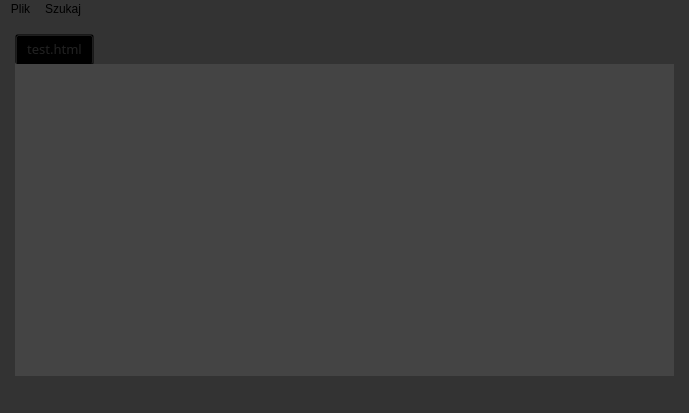
First picture: the form in textedit.ui, repository pierzchalatomasz/TextEdit, before the edit.
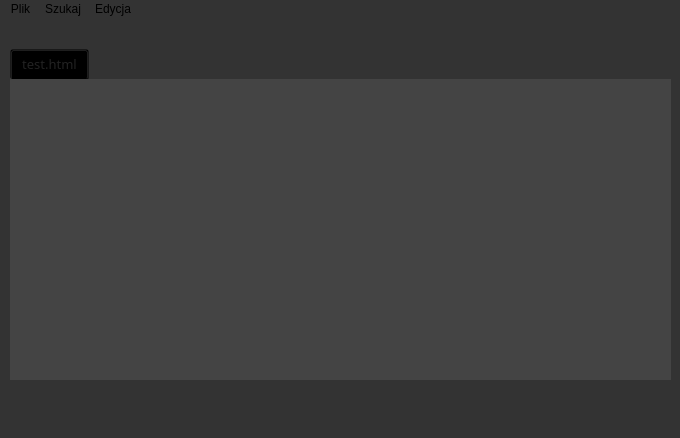
Second picture: the form after the edit.

Commit message:
sprawdzam czy github działa
dodałem gównoopcje do menu edycja

```diff
--- a/textedit.ui
+++ b/textedit.ui
@@ -6,8 +6,8 @@
    <rect>
     <x>0</x>
     <y>0</y>
-    <width>689</width>
-    <height>413</height>
+    <width>680</width>
+    <height>438</height>
    </rect>
   </property>
   <property name="windowTitle">
@@ -22,21 +22,15 @@
 margin: 30px;
 background: transparent;</string>
    </property>
-   <layout class="QGridLayout" name="gridLayout_2">
-    <property name="leftMargin">
-     <number>15</number>
-    </property>
-    <property name="topMargin">
-     <number>15</number>
-    </property>
-    <property name="rightMargin">
-     <number>15</number>
-    </property>
-    <property name="bottomMargin">
-     <number>15</number>
-    </property>
-    <item row="0" column="0">
      <widget class="QTabWidget" name="tabWidget">
+    <property name="geometry">
+     <rect>
+      <x>10</x>
+      <y>30</y>
+      <width>661</width>
+      <height>331</height>
+     </rect>
+    </property>
       <property name="font">
        <font>
         <family>Segoe UI Light</family>
@@ -69,27 +63,15 @@
        <attribute name="title">
         <string>test.html</string>
        </attribute>
-       <layout class="QGridLayout" name="gridLayout">
-        <property name="sizeConstraint">
-         <enum>QLayout::SetDefaultConstraint</enum>
-        </property>
-        <property name="leftMargin">
-         <number>0</number>
-        </property>
-        <property name="topMargin">
-         <number>0</number>
-        </property>
-        <property name="rightMargin">
-         <number>0</number>
-        </property>
-        <property name="bottomMargin">
-         <number>0</number>
-        </property>
-        <property name="spacing">
-         <number>0</number>
-        </property>
-        <item row="0" column="0">
          <widget class="QTextEdit" name="textEdit">
+      <property name="geometry">
+       <rect>
+        <x>0</x>
+        <y>0</y>
+        <width>661</width>
+        <height>301</height>
+       </rect>
+      </property>
           <property name="font">
            <font>
             <family>Consolas</family>
@@ -105,12 +87,8 @@
            <number>20</number>
           </property>
          </widget>
-        </item>
-       </layout>
-      </widget>
-     </widget>
-    </item>
-   </layout>
+    </widget>
+   </widget>
   </widget>
   <widget class="QMenuBar" name="menuBar">
    <property name="enabled">
@@ -120,7 +98,7 @@
     <rect>
      <x>0</x>
      <y>0</y>
-     <width>689</width>
+     <width>680</width>
      <height>21</height>
     </rect>
    </property>
@@ -151,8 +129,18 @@
      <string>Szukaj</string>
     </property>
    </widget>
+   <widget class="QMenu" name="menuEdycja">
+    <property name="title">
+     <string>Edycja</string>
+    </property>
+    <addaction name="actionCut"/>
+    <addaction name="actionCopy"/>
+    <addaction name="actionPaste"/>
+    <addaction name="separator"/>
+   </widget>
    <addaction name="menuPlik"/>
    <addaction name="menuSzukaj"/>
+   <addaction name="menuEdycja"/>
   </widget>
   <widget class="QStatusBar" name="statusBar">
    <property name="enabled">
```
Left out of the diff: 15 changed lines with no effect on the pictures. Lines whose indentation alone changed are shown as unchanged. The commit also changes 2 other files.
